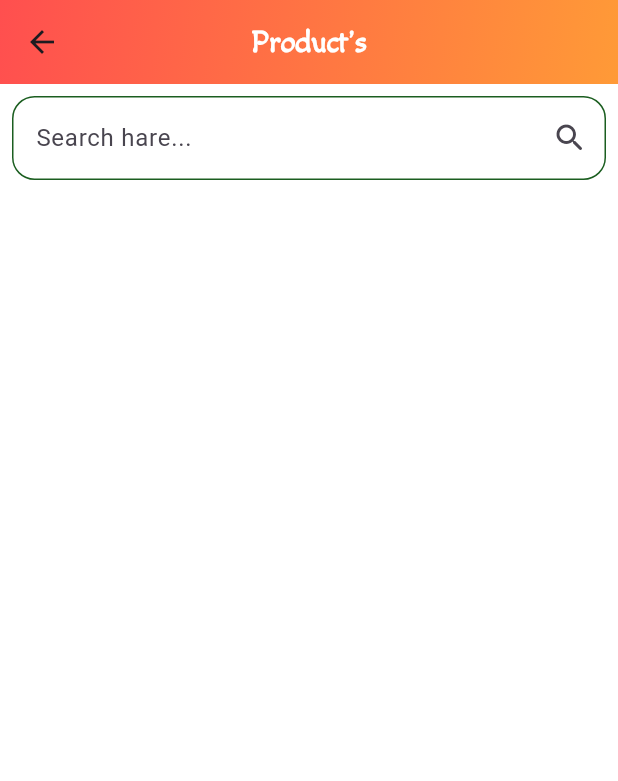
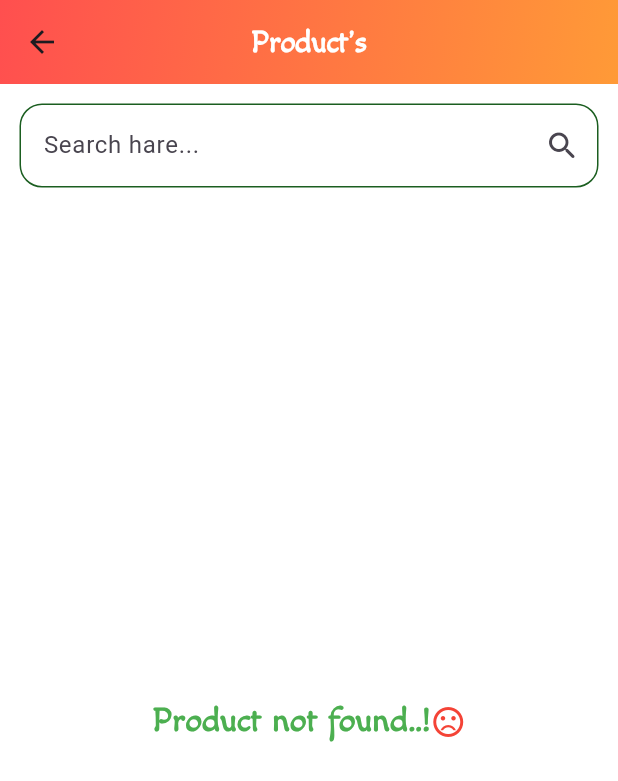
Before and after one commit to RontuMohonto/API_in_e_commerce, a Flutter app: the ProductScreen screen opened directly, on a phone screen of 412 x 824 dp. Shown: the top 781 px of the screen. Run offline on Flutter 3.47's test engine with Material 3 defaults, Android fonts, the phone set to English and light mode, and no system bars; our stand-ins replace carousel_slider, flutter_easyloading, flutter_secure_storage; accounts and stored records are empty; network calls fail.

Commit message:
not found added

```diff
--- a/lib/screen/ProductScreen/UI.dart
+++ b/lib/screen/ProductScreen/UI.dart
@@ -22,19 +22,21 @@ class _ProductScreenState extends State<ProductScreen> {
   FatchData() async {
     isLoading = true;
     setState(() {});
-    ProducFinaltList = await GetProductController().getProduct(id: widget.title);
+    ProducFinaltList = await GetProductController().getProduct(
+      id: widget.title,
+    );
     ProductList = ProducFinaltList;
     isLoading = false;
     setState(() {});
   }
 
-
-
-  SearchData ({required String search}){
-    ProductList = ProducFinaltList.where((v)=> v['title'].toString().toLowerCase().contains(search)).toList();
-  log("==========PL  ${ProductList.length}======");
+  // Only for searchField
+  SearchData({required String search}) {
+    ProductList = ProducFinaltList.where(
+      (v) => v['title'].toString().toLowerCase().contains(search),
+    ).toList();
+    setState(() {});
   }
-
 
   @override
   void initState() {
@@ -67,10 +69,9 @@ class _ProductScreenState extends State<ProductScreen> {
       body: Column(
         children: [
           Padding(
-            padding: EdgeInsets.all(8.0),
+            padding: EdgeInsets.all(13.0),
             child: TextField(
-              onChanged: (v){
-                log("========${v}======");
+              onChanged: (v) {
                 SearchData(search: v.toString());
               },
               decoration: InputDecoration(
@@ -78,16 +79,16 @@ class _ProductScreenState extends State<ProductScreen> {
                 hintText: "Search hare...",
                 border: OutlineInputBorder(
                   borderRadius: BorderRadius.circular(15),
-                  borderSide: BorderSide(color: Colors.green.shade900)
+                  borderSide: BorderSide(color: Colors.green.shade900),
                 ),
                 enabledBorder: OutlineInputBorder(
-                    borderRadius: BorderRadius.circular(15),
-                    borderSide: BorderSide(color: Colors.green.shade900)
+                  borderRadius: BorderRadius.circular(15),
+                  borderSide: BorderSide(color: Colors.green.shade900),
                 ),
                 focusedBorder: OutlineInputBorder(
-                    borderRadius: BorderRadius.circular(15),
-                    borderSide: BorderSide(color: Colors.green.shade900)
-                )
+                  borderRadius: BorderRadius.circular(15),
+                  borderSide: BorderSide(color: Colors.green.shade900),
+                ),
               ),
             ),
           ),
@@ -95,6 +96,22 @@ class _ProductScreenState extends State<ProductScreen> {
             child: isLoading == true
                 ? Center(
                     child: CircularProgressIndicator(color: Color(0xffFF4444)),
+                  )
+                : ProductList.isEmpty
+                ? Center(
+                    child: Row(
+                      mainAxisAlignment: MainAxisAlignment.center,
+                      children: [
+                        CustomText(
+                          text: "Product not found..!",
+                          color: Colors.green.shade500,
+                        ),
+                        Icon(
+                          Icons.sentiment_dissatisfied_sharp,
+                          color: Colors.red,
+                        ),
+                      ],
+                    ),
                   )
                 : GridView.builder(
                     itemCount: ProductList.length,
```
